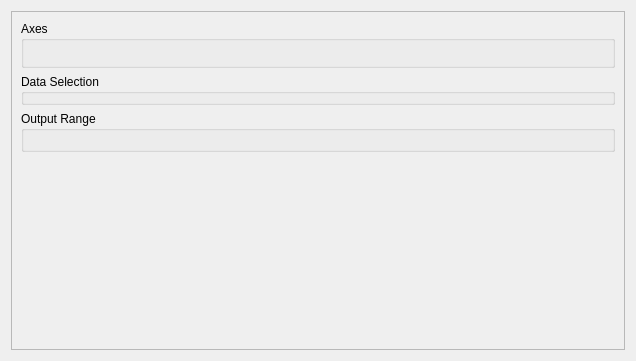
The window that SciDataTool/GUI/DDataPlotter/DDataPlotter.ui (Eomys/SciDataTool) describes before a commit, drawn with Qt 5.
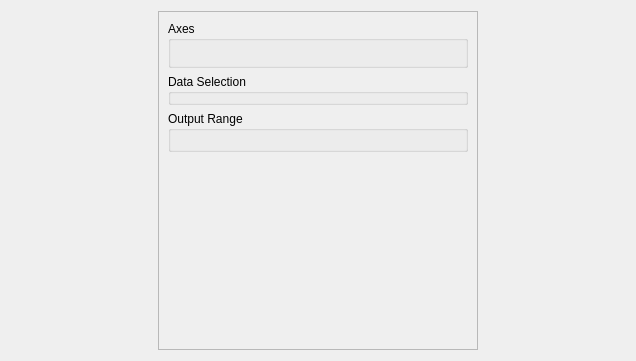
The same window after the commit. Icons and pictures are not drawn. Custom widgets are drawn as their Qt base class.

Diff of the .ui file:
```diff
--- a/SciDataTool/GUI/DDataPlotter/DDataPlotter.ui
+++ b/SciDataTool/GUI/DDataPlotter/DDataPlotter.ui
@@ -23,6 +23,18 @@
    </item>
    <item>
     <widget class="QScrollArea" name="scrollArea">
+     <property name="minimumSize">
+      <size>
+       <width>320</width>
+       <height>0</height>
+      </size>
+     </property>
+     <property name="maximumSize">
+      <size>
+       <width>320</width>
+       <height>16777215</height>
+      </size>
+     </property>
      <property name="widgetResizable">
       <bool>true</bool>
      </property>
@@ -31,7 +43,7 @@
        <rect>
         <x>0</x>
         <y>0</y>
-        <width>603</width>
+        <width>318</width>
         <height>337</height>
        </rect>
       </property>
@@ -92,6 +104,26 @@
    </item>
   </layout>
  </widget>
+ <customwidgets>
+  <customwidget>
+   <class>WAxisSelector</class>
+   <extends>QWidget</extends>
+   <header>...GUI.WAxisSelector.WAxisSelector.h</header>
+   <container>1</container>
+  </customwidget>
+  <customwidget>
+   <class>WDataRange</class>
+   <extends>QWidget</extends>
+   <header>...GUI.WDataRange.WDataRange.h</header>
+   <container>1</container>
+  </customwidget>
+  <customwidget>
+   <class>WExport</class>
+   <extends>QWidget</extends>
+   <header>...GUI.WExport.WExport.h</header>
+   <container>1</container>
+  </customwidget>
+ </customwidgets>
  <resources/>
  <connections/>
 </ui>
```
Left out of the diff: 14 changed lines with no effect on the pictures.
